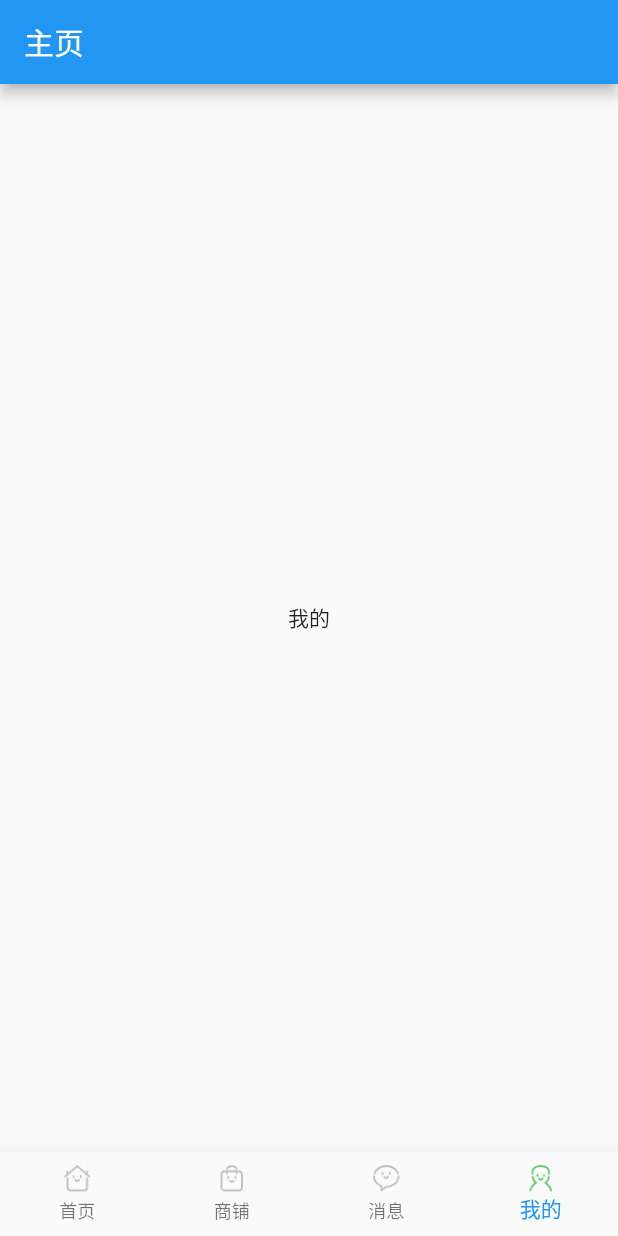
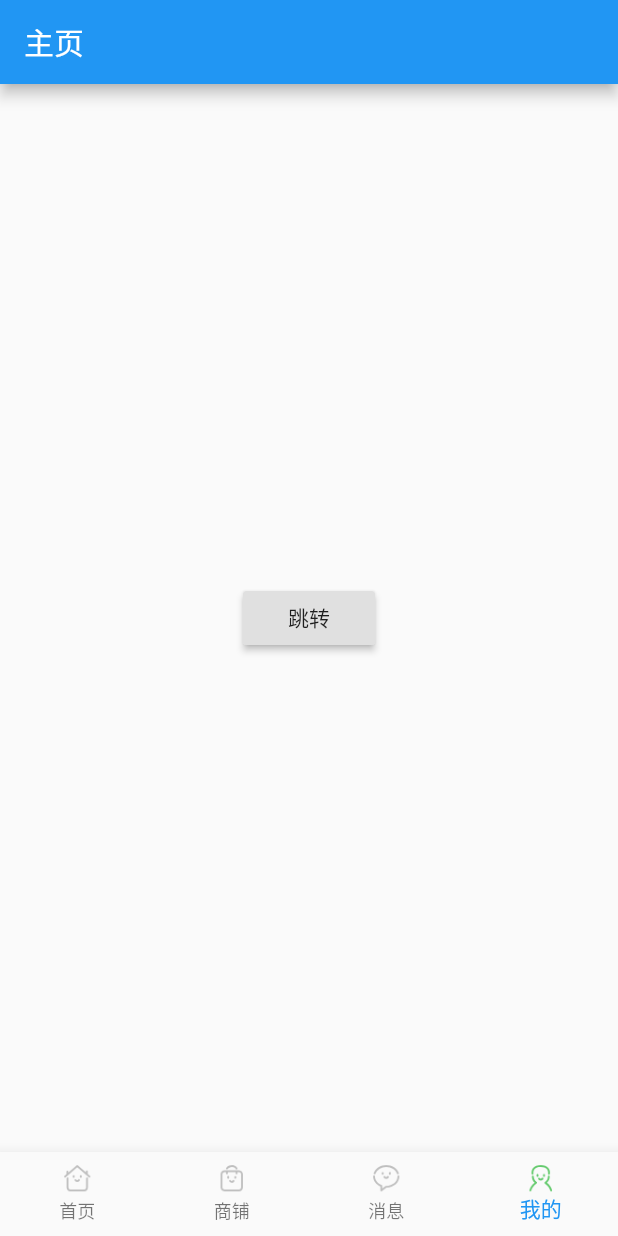
Before and after one commit to andromeda-mumu/flutter_shop, a Flutter app: the screen it shows after launch, item 4 of the bottom bar chosen, on a phone screen of 412 x 824 dp. Run offline on Flutter 3.47's test engine with Material 2 defaults, Android fonts, the phone set to English and light mode, and no system bars.

Commit message:
两种跳转方式

```diff
--- a/lib/page/MyPage.dart
+++ b/lib/page/MyPage.dart
@@ -1,4 +1,5 @@
 import 'package:flutter/material.dart';
+import 'package:flutter_shop/widget/Demo1.dart';
 class MyPage extends StatelessWidget {
   @override
   Widget build(BuildContext context) {
@@ -8,9 +9,32 @@ class MyPage extends StatelessWidget {
         primarySwatch: Colors.blue,
       ),
       debugShowCheckedModeBanner: false,
-      home: new Scaffold(
-        body: new Center(child:new Text("我的")),
-      ),
+//      home: new Scaffold(
+//        body: new Center(child:new Text("我的")),
+//      ),
+       home:  new PageWidget(),
+        routes: <String,WidgetBuilder>{
+          "/demo1":(BuildContext context)=>new Demo1(),
+        }
     );
   }
 }
+class PageWidget extends StatefulWidget {
+  @override
+  _PageWidgetState createState() => new _PageWidgetState();
+}
+
+class _PageWidgetState extends State<PageWidget> {
+  @override
+  Widget build(BuildContext context) {
+    return new Scaffold(
+      body: new Center(child: new RaisedButton(onPressed: _pushPage,child: new Text('跳转'),),),
+    );
+  }
+  _pushPage(){
+    Navigator.of(context).pushNamed('/demo1');
+//    Navigator.of(context).push(new MaterialPageRoute(builder: (context){
+//      return new Demo1();
+//    },));
+  }
+}
```
